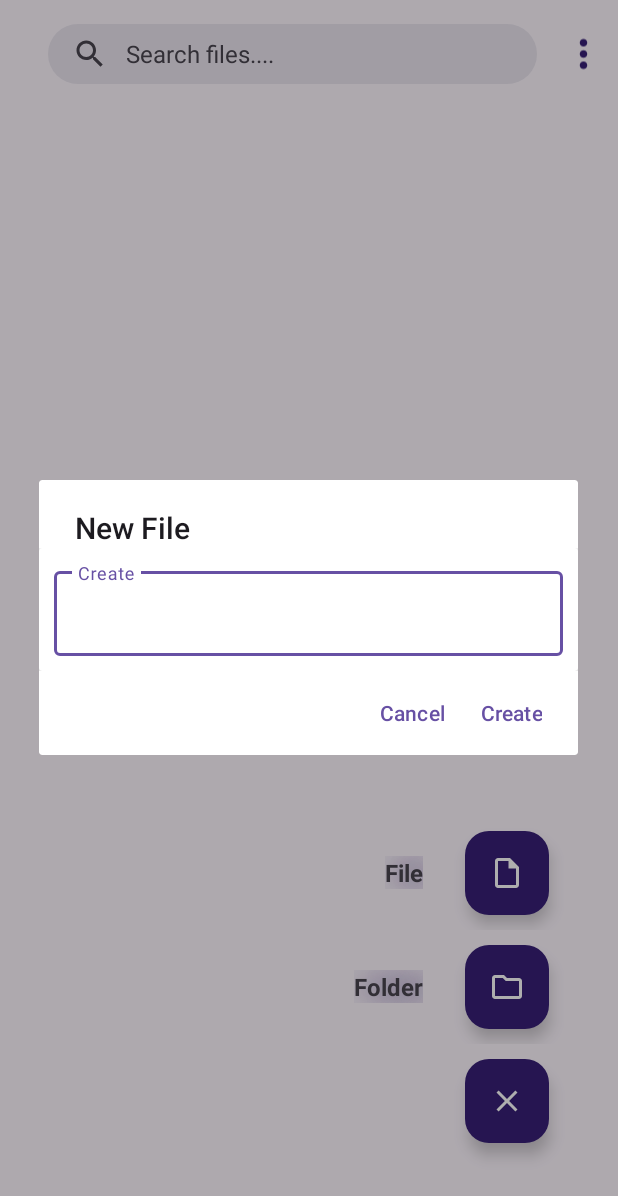
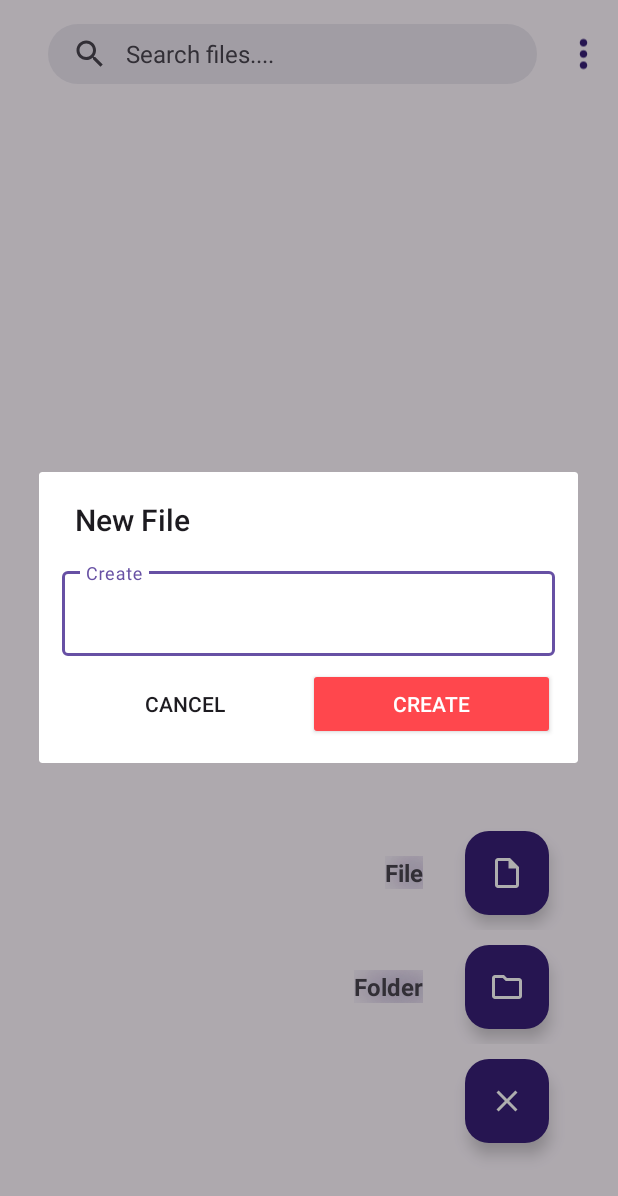
Before and after one commit to shivamtechstack/FileFusion, an Android app: the fragment FileExplorerFragment placed in its activity, after a tap on an icon or button, on a phone screen of 412 x 824 dp. Shown: the top 1196 px of the screen. Run offline under Robolectric (Android 15) with nearby library versions, the phone set to English and light mode, and no system bars; Roboto replaces fonts that are not available here; 2 other taps on this screen came first.

Commit message:
Minor UI changes

```diff
--- a/app/src/main/java/shivam/sycodes/filefusion/utility/CreateFileAndFolder.kt
+++ b/app/src/main/java/shivam/sycodes/filefusion/utility/CreateFileAndFolder.kt
@@ -2,6 +2,7 @@ package shivam.sycodes.filefusion.utility
 
 import android.content.Context
 import android.view.LayoutInflater
+import android.widget.Button
 import android.widget.EditText
 import android.widget.Toast
 import androidx.appcompat.app.AlertDialog
@@ -19,34 +20,37 @@ class CreateFileAndFolder(private val context : Context) {
         fileDialog.setView(fileDialogView)
         fileDialog.setTitle("New File")
         val fileName = fileDialogView.findViewById<EditText>(R.id.newFileFolder_edittext)
+        val createFileButton = fileDialogView.findViewById<Button>(R.id.createfile_ok_button)
+        val cancelFileButton = fileDialogView.findViewById<Button>(R.id.createfile_cancel_button)
+        val fileAlertDialog = fileDialog.create()
 
-        fileDialog.setPositiveButton("Create"){ dialog, _ ->
+        createFileButton.setOnClickListener {
             val filename = fileName.text.toString().trim()
-            if (filename.isNotEmpty() && currentPath != null){
+            if (filename.isNotEmpty() && currentPath != null) {
                 val newFile = File(currentPath, filename)
-                try{
+                try {
                     if (!newFile.exists()) {
                         if (newFile.createNewFile()) {
                             showToast("File created successfully")
                         } else {
                             showToast("Failed to create file!")
                         }
-                    }else{
+                    } else {
                         showToast("File already exists")
                     }
-                }catch (e : Exception){
+                } catch (e: Exception) {
                     showToast("Error : $e")
                 }
-            }else{
+            } else {
                 showToast("Filename cannot be empty")
             }
             loadFiles(currentPath)
-            dialog.dismiss()
+            fileAlertDialog.dismiss()
         }
-        fileDialog.setNegativeButton("Cancel"){dialog,_ ->
-            dialog.dismiss()
+        cancelFileButton.setOnClickListener {
+            fileAlertDialog.dismiss()
         }
-        fileDialog.show()
+        fileAlertDialog.show()
     }
 
     fun createNewFolder(
@@ -58,8 +62,11 @@ class CreateFileAndFolder(private val context : Context) {
         folderDialog.setView(folderDialogView)
         folderDialog.setTitle("New Folder")
         val folderName = folderDialogView.findViewById<EditText>(R.id.newFileFolder_edittext)
+        val createFolderButton = folderDialogView.findViewById<Button>(R.id.createfile_ok_button)
+        val cancelFolderButton = folderDialogView.findViewById<Button>(R.id.createfile_cancel_button)
 
-        folderDialog.setPositiveButton("Create") { dialog, _ ->
+        val folderAlertDialog = folderDialog.create()
+        createFolderButton.setOnClickListener {
             val foldername = folderName.text.toString().trim()
             if (foldername.isNotEmpty() && currentPath != null) {
                 val newFolder = File(currentPath, foldername)
@@ -76,12 +83,12 @@ class CreateFileAndFolder(private val context : Context) {
                 showToast("Folder name cannot be empty")
             }
             loadFiles(currentPath)
-            dialog.dismiss()
+           folderAlertDialog.dismiss()
         }
-        folderDialog.setNegativeButton("cancel"){dialog,_ ->
-            dialog.dismiss()
-        }
-        folderDialog.show()
+       cancelFolderButton.setOnClickListener {
+           folderAlertDialog.dismiss()
+       }
+        folderAlertDialog.show()
     }
 
     private fun showToast(message : String){
--- /dev/null
+++ b/app/src/main/res/drawable/cardviewborder.xml
@@ -0,0 +1,6 @@
+<?xml version="1.0" encoding="utf-8"?>
+<shape xmlns:android="http://schemas.android.com/apk/res/android">
+    <stroke android:color="@color/lightred"
+
+        android:width="1dp"/>
+</shape>
--- a/app/src/main/res/layout/deletedialog.xml
+++ b/app/src/main/res/layout/deletedialog.xml
@@ -41,6 +41,7 @@
     <LinearLayout
         android:layout_width="match_parent"
         android:layout_height="wrap_content"
+        android:layout_marginTop="8dp"
         android:gravity="end">
         <androidx.appcompat.widget.AppCompatButton
             android:id="@+id/delete_operation_cancel_button"
@@ -54,10 +55,10 @@
             android:id="@+id/moveto_trash_button"
             android:layout_width="wrap_content"
             android:elevation="5dp"
-            style="@style/Widget.AppCompat.Button.Borderless"
+            android:backgroundTint="@color/lightred"
             android:layout_height="wrap_content"
             android:text="Move to trash"
-            android:textColor="@color/red"
+            android:textColor="@color/white"
             tools:ignore="HardcodedText" />
     </LinearLayout>
 </LinearLayout>
--- a/app/src/main/res/layout/file_layout.xml
+++ b/app/src/main/res/layout/file_layout.xml
@@ -10,6 +10,7 @@
         android:id="@+id/directory_image"
         android:layout_width="35dp"
         android:layout_gravity="center"
+        android:layout_marginStart="7dp"
         android:layout_height="35dp"
         android:src="@drawable/folder"
         tools:ignore="ContentDescription" />
@@ -19,7 +20,7 @@
         android:layout_height="wrap_content"
         android:layout_weight="1"
         android:orientation="vertical"
-        android:layout_marginStart="10dp"
+        android:layout_marginStart="15dp"
         android:gravity="center_vertical">
 
         <TextView
--- a/app/src/main/res/layout/fragment_file_explorer.xml
+++ b/app/src/main/res/layout/fragment_file_explorer.xml
@@ -250,7 +250,8 @@
       <ImageView
           android:id="@+id/shareButton"
           android:layout_width="0dp"
-          android:layout_height="wrap_content"
+          android:layout_height="20dp"
+          android:layout_gravity="center"
           android:layout_weight="1"
           android:src="@drawable/share_24"
           app:tint="@color/iconcolor"
@@ -314,7 +315,7 @@
          <ImageView
              android:id="@+id/paste_clear"
              android:layout_width="35dp"
-             app:tint="@color/iconcolor"
+             app:tint="@color/red"
              android:layout_height="match_parent"
              android:layout_marginEnd="7dp"
              android:src="@drawable/baseline_clear_24"/>
--- a/app/src/main/res/layout/newfilefolderdialog.xml
+++ b/app/src/main/res/layout/newfilefolderdialog.xml
@@ -1,13 +1,14 @@
 <?xml version="1.0" encoding="utf-8"?>
-<androidx.cardview.widget.CardView xmlns:android="http://schemas.android.com/apk/res/android"
+<LinearLayout xmlns:android="http://schemas.android.com/apk/res/android"
     xmlns:tools="http://schemas.android.com/tools"
     android:layout_width="270dp"
     android:layout_height="wrap_content"
+    android:padding="15dp"
+    android:orientation="vertical"
     android:layout_gravity="center">
 
     <com.google.android.material.textfield.TextInputLayout
         android:id="@+id/newFileFolderField"
-        android:layout_margin="10dp"
         style="@style/Widget.Material3.TextInputLayout.OutlinedBox"
         android:layout_width="match_parent"
         android:layout_height="wrap_content"
@@ -21,4 +22,31 @@
 
     </com.google.android.material.textfield.TextInputLayout>
 
-</androidx.cardview.widget.CardView>
+    <LinearLayout
+        android:layout_width="match_parent"
+        android:layout_height="wrap_content"
+        android:gravity="end"
+       android:layout_marginTop="8dp">
+        <androidx.appcompat.widget.AppCompatButton
+            android:id="@+id/createfile_cancel_button"
+            android:layout_width="wrap_content"
+            android:layout_weight="1"
+            android:elevation="5dp"
+            style="@style/Widget.AppCompat.Button.Borderless"
+            android:layout_height="wrap_content"
+            android:text="cancel"
+            tools:ignore="HardcodedText" />
+        <androidx.appcompat.widget.AppCompatButton
+            android:id="@+id/createfile_ok_button"
+            android:layout_width="wrap_content"
+            android:elevation="5dp"
+            android:textColor="@color/white"
+            android:layout_weight="1"
+            android:backgroundTint="@color/lightred"
+            android:layout_height="wrap_content"
+            android:text="create"
+            tools:ignore="HardcodedText" />
+    </LinearLayout>
+
+
+</LinearLayout>
--- a/app/src/main/res/values/colors.xml
+++ b/app/src/main/res/values/colors.xml
@@ -5,5 +5,6 @@
     <color name="app_pallet">#371F76</color>
     <color name="red">#FF0000</color>
     <color name="iconcolor">#371F76</color>
+    <color name="lightred">#FF474D</color>
 
 </resources>
```
Also changed, not shown: app/src/main/java/shivam/sycodes/filefusion/fragments/FileExplorerFragment.kt (+8 -0 lines), app/src/main/java/shivam/sycodes/filefusion/fragments/TrashBinFragment.kt (+9 -3 lines), app/src/main/res/layout/fragment_home_screen.xml (+7 -6 lines), app/src/main/res/layout/rename_single_file.xml (+10 -13 lines), app/src/main/res/layout/trashdialog.xml (+23 -12 lines).
